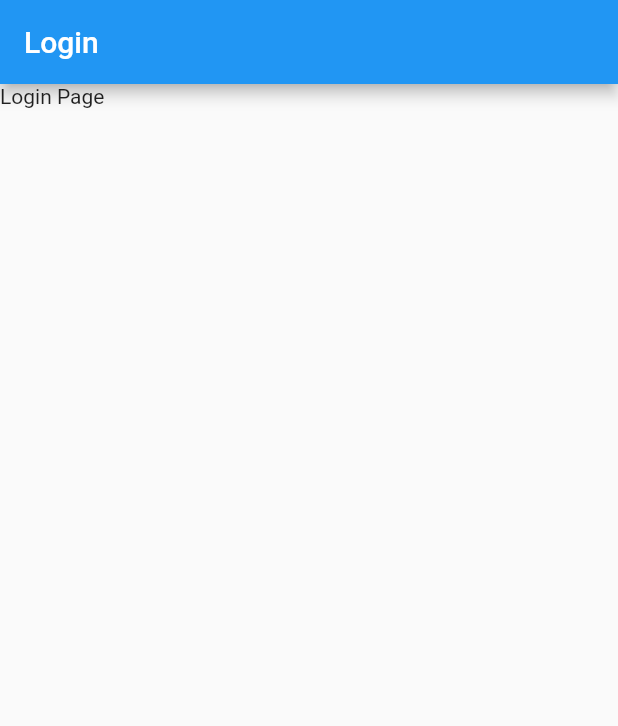
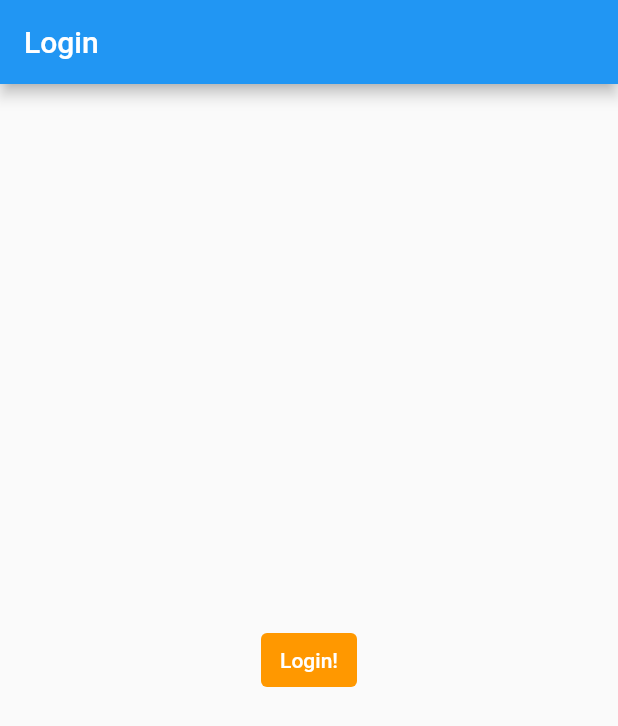
Before and after one commit to jedipw/ModSport, a Flutter app: the screen it shows after launch, on a phone screen of 412 x 824 dp. Shown: the top 726 px of the screen. Run offline on Flutter 3.47's test engine with Material 2 defaults, Android fonts, the phone set to English and light mode, and no system bars; our stand-ins replace firebase_core; accounts and stored records are empty.

Commit message:
Add navigation to each page

```diff
--- a/lib/main.dart
+++ b/lib/main.dart
@@ -1,7 +1,12 @@
 import 'package:flutter/material.dart';
 import 'package:firebase_core/firebase_core.dart';
 import 'package:modsport/constants/routes.dart';
+import 'package:modsport/views/detail_view.dart';
+import 'package:modsport/views/disable_view.dart';
+import 'package:modsport/views/home_view.dart';
 import 'package:modsport/views/login_view.dart';
+import 'package:modsport/views/reservation_view.dart';
+import 'package:modsport/views/status_view.dart';
 import 'firebase_options.dart';
 
 void main() async {
@@ -21,7 +26,11 @@ class MainApp extends StatelessWidget {
       initialRoute: loginRoute,
       routes: {
         loginRoute: (context) => const LoginView(),
-
+        detailRoute: (context) => const DetailView(),
+        disableRoute: (context) => const DisableView(),
+        homeRoute: (context) => const HomeView(),
+        reservationRoute: (context) => const ReservationView(),
+        statusRoute: (context) => const StatusView(),
       },
     );
   }
--- a/lib/views/detail_view.dart
+++ b/lib/views/detail_view.dart
@@ -7,7 +7,7 @@ class DetailView extends StatelessWidget {
   Widget build(BuildContext context) {
     return Scaffold(
       appBar: AppBar(title: const Text('Detail')),
-      body: const Text('Detail Page'),
+      body: const Center(child: Text('Detail Page')),
     );
   }
 }
--- a/lib/views/disable_view.dart
+++ b/lib/views/disable_view.dart
@@ -7,7 +7,9 @@ class DisableView extends StatelessWidget {
   Widget build(BuildContext context) {
     return Scaffold(
       appBar: AppBar(title: const Text('Disable')),
-      body: const Text('Disable Page'),
+      body: const Center(
+        child: Text('Disable Page'),
+      ),
     );
   }
 }
--- a/lib/views/login_view.dart
+++ b/lib/views/login_view.dart
@@ -1,4 +1,5 @@
 import 'package:flutter/material.dart';
+import 'package:modsport/constants/routes.dart';
 
 class LoginView extends StatelessWidget {
   const LoginView({super.key});
@@ -7,7 +8,24 @@ class LoginView extends StatelessWidget {
   Widget build(BuildContext context) {
     return Scaffold(
       appBar: AppBar(title: const Text('Login')),
-      body: const Text('Login Page'),
+      body: Center(
+        child: TextButton(
+          style: ButtonStyle(
+              backgroundColor: MaterialStateProperty.all(Colors.orange)),
+          onPressed: () {
+            Navigator.of(context).pushNamedAndRemoveUntil(
+              homeRoute,
+              (route) => false,
+            );
+          },
+          child: const Text(
+            "Login!",
+            style: TextStyle(
+              color: Colors.white,
+            ),
+          ),
+        ),
+      ),
     );
   }
 }
```
Also changed, not shown: lib/views/home_view.dart (+63 -2 lines), lib/views/reservation_view.dart (+18 -1 lines), lib/views/status_view.dart (+18 -1 lines).
